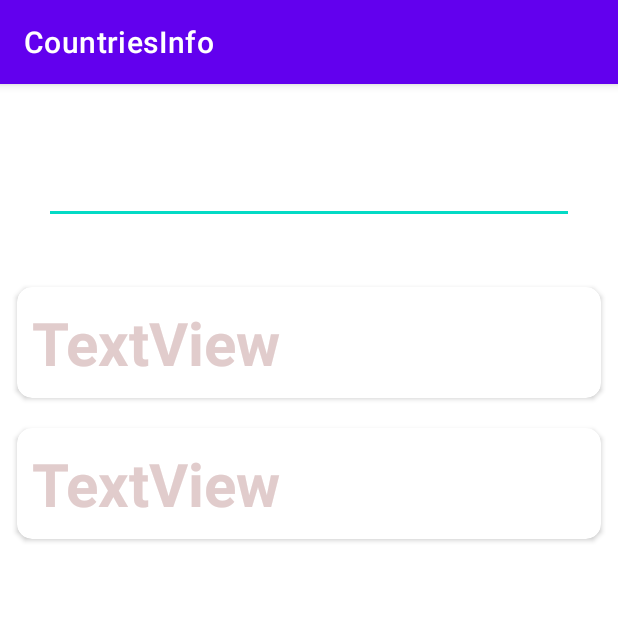
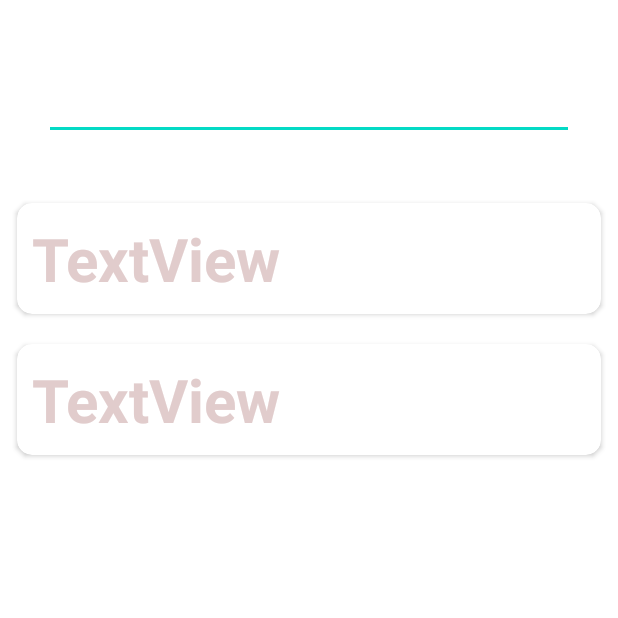
Before and after one commit to awxander/countryInfo, an Android app: the fragment SearchFragment shown on its own in the app's theme, on a phone screen of 412 x 824 dp, the top half of it. Run offline under Robolectric (Android 15) with nearby library versions, the phone set to English and light mode, and no system bars.

Commit message:
убрал actionbar, сделал background чуть прозрачным

```diff
--- a/app/src/main/java/ru/tsibin/countryinfo/MainActivity.kt
+++ b/app/src/main/java/ru/tsibin/countryinfo/MainActivity.kt
@@ -16,6 +16,11 @@ class MainActivity : AppCompatActivity() {
         super.onCreate(savedInstanceState)
         binding = ActivityMainBinding.inflate(layoutInflater)
         setContentView(binding.root)
+        makeBackgroundTransparent()
+    }
+
+    private fun makeBackgroundTransparent() {
+        binding.root.background.alpha = 120
     }
 
 
--- a/app/src/main/java/ru/tsibin/countryinfo/fragments/SearchFragment.kt
+++ b/app/src/main/java/ru/tsibin/countryinfo/fragments/SearchFragment.kt
@@ -12,7 +12,7 @@ class SearchFragment : Fragment() {
 
     private lateinit var binding : FragmentSearchBinding
 
-    private val args: SearchFragmentArgs by navArgs()
+//    private val args: SearchFragmentArgs by navArgs()
 
     override fun onCreateView(
         inflater: LayoutInflater, container: ViewGroup?,
--- a/app/src/main/res/layout/fragment_search.xml
+++ b/app/src/main/res/layout/fragment_search.xml
@@ -33,7 +33,7 @@
             android:layout_height="wrap_content">
 
             <TextView
-                android:id="@+id/textView"
+                android:id="@+id/countryName"
                 style="@style/mainFragment_text_style"
                 android:layout_width="wrap_content"
                 android:layout_height="wrap_content"
@@ -46,7 +46,7 @@
             android:layout_height="wrap_content">
 
             <TextView
-                android:id="@+id/textView"
+                android:id="@+id/capital"
                 style="@style/mainFragment_text_style"
                 android:layout_width="wrap_content"
                 android:layout_height="wrap_content"
--- a/app/src/main/res/values-night/themes.xml
+++ b/app/src/main/res/values-night/themes.xml
@@ -1,6 +1,6 @@
 <resources xmlns:tools="http://schemas.android.com/tools">
     <!-- Base application theme. -->
-    <style name="Theme.CountriesInfo" parent="Theme.MaterialComponents.DayNight.DarkActionBar">
+    <style name="Theme.CountriesInfo" parent="Theme.MaterialComponents.DayNight.NoActionBar">
         <!-- Primary brand color. -->
         <item name="colorPrimary">@color/purple_200</item>
         <item name="colorPrimaryVariant">@color/purple_700</item>
--- a/app/src/main/res/values/themes.xml
+++ b/app/src/main/res/values/themes.xml
@@ -1,6 +1,6 @@
 <resources xmlns:tools="http://schemas.android.com/tools">
     <!-- Base application theme. -->
-    <style name="Theme.CountriesInfo" parent="Theme.MaterialComponents.DayNight.DarkActionBar">
+    <style name="Theme.CountriesInfo" parent="Theme.MaterialComponents.DayNight.NoActionBar">
         <!-- Primary brand color. -->
         <item name="colorPrimary">@color/purple_500</item>
         <item name="colorPrimaryVariant">@color/purple_700</item>
```
